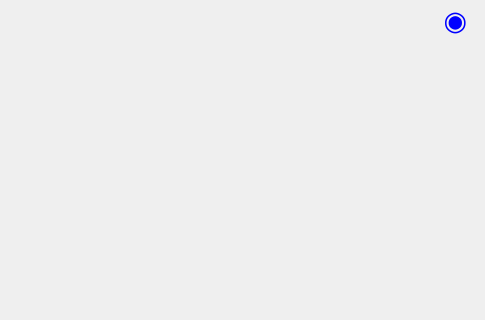
Qt form mainwindow.ui (voidranjer/comp3004-final) before a commit; both pictures show x 315 to 800 and y 0 to 320 of the 800 by 600 pixel window.
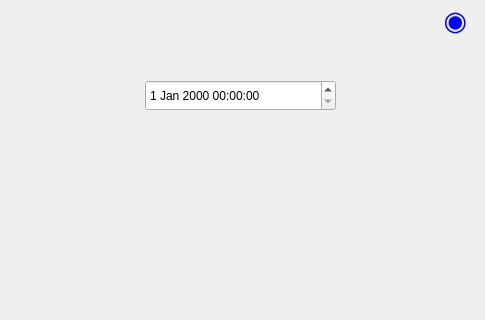
The same form after that commit.

Patch:
```diff
--- a/mainwindow.ui
+++ b/mainwindow.ui
@@ -271,6 +271,16 @@
      <bool>true</bool>
     </property>
    </widget>
+   <widget class="QDateTimeEdit" name="dateTimeEdit">
+    <property name="geometry">
+     <rect>
+      <x>460</x>
+      <y>80</y>
+      <width>191</width>
+      <height>31</height>
+     </rect>
+    </property>
+   </widget>
    <zorder>battery_top</zorder>
    <zorder>blue_light</zorder>
    <zorder>green_light</zorder>
```
Left out of the diff: 1 changed line with no effect on the pictures.
